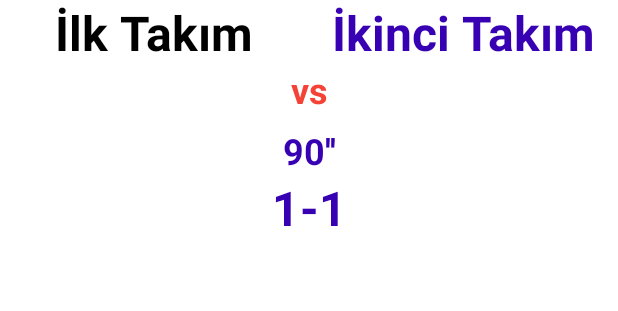
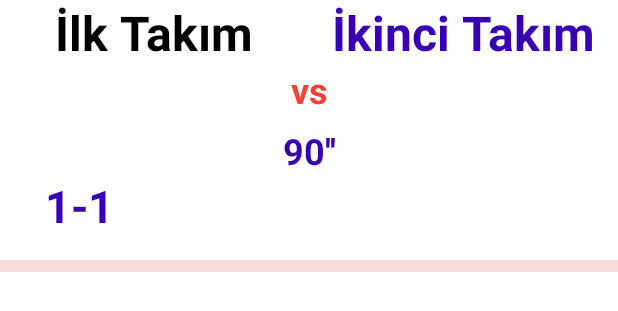
Before and after one commit to oguzhnkurtoglu/SoccerScorer, an Android app: the layout row_item_layout.xml on its own in the app's theme, with its tools: preview values and no code run, on a phone screen of 412 x 824 dp. Shown: the top 311 px of the screen. Run offline under Robolectric (Android 15) with nearby library versions, the phone set to English and light mode, and no system bars; network calls fail.

Commit message:
ilk veri geldi -sonunda veri cekıyorum hocam. trım atamadım scordakı margin detayı türk usulu

```diff
--- a/app/src/main/java/com/kurtoglu/soccerscorer/MainActivity.kt
+++ b/app/src/main/java/com/kurtoglu/soccerscorer/MainActivity.kt
@@ -17,8 +17,7 @@ import io.reactivex.schedulers.Schedulers
 import kotlinx.android.synthetic.main.activity_main.*
 
 private val SoccerAdapter = com.kurtoglu.soccerscorer.adapter.SoccerAdapter()
-private var eczaneNameList: ArrayList<String?> = arrayListOf()
-private var eczaneList: ArrayList<SoccerResponse.SoccerResponseItem> = arrayListOf()
+private var macList: ArrayList<SoccerResponse.SoccerResponseItem> = arrayListOf()
 private lateinit var binding: ActivityMainBinding
 private var SoccerAPIService = com.kurtoglu.soccerscorer.service.SoccerAPIService()
 
@@ -37,8 +36,19 @@ class MainActivity : AppCompatActivity() {
                 override fun onSuccess(takimlar: SoccerResponse) {
                     runOnUiThread {
                         SoccerAdapter.setSoccerData(takimlar)
+                        takimlar.forEach {
+
+                            macList.add(it)
+
+                        }
+                    }/*
+
+
+                        SoccerAdapter.setSoccerData(takimlar)
                         Log.i("response", takimlar.toString())
-                    }
+                        */
+
+
                 }
                 override fun onError(e: Throwable) {
                     e.printStackTrace()
--- a/app/src/main/res/layout/row_item_layout.xml
+++ b/app/src/main/res/layout/row_item_layout.xml
@@ -1,8 +1,9 @@
 <?xml version="1.0" encoding="utf-8"?>
 <androidx.constraintlayout.widget.ConstraintLayout xmlns:android="http://schemas.android.com/apk/res/android"
     xmlns:app="http://schemas.android.com/apk/res-auto"
+    xmlns:tools="http://schemas.android.com/tools"
     android:layout_width="match_parent"
-    android:layout_height="match_parent">
+    android:layout_height="wrap_content">
 
     <TextView
         android:id="@+id/tv_first_team"
@@ -11,7 +12,7 @@
         android:gravity="center"
         android:text="İlk Takım"
         android:textColor="@color/black"
-        android:textSize="32dp"
+        android:textSize="32sp"
         android:textStyle="bold"
         app:layout_constraintEnd_toStartOf="@id/tv_second_team"
         app:layout_constraintStart_toStartOf="parent"
@@ -24,24 +25,26 @@
         android:gravity="center"
         android:text="vs"
         android:textColor="#F44336"
-        android:textSize="24dp"
+        android:textSize="24sp"
+        android:textStyle="bold"
+        app:layout_constraintEnd_toEndOf="parent"
+        app:layout_constraintStart_toStartOf="parent"
+        app:layout_constraintTop_toBottomOf="@id/tv_first_team"
+        app:layout_constraintBottom_toTopOf="@id/time"/>
+
+    <TextView
+        android:id="@+id/time"
+        android:layout_width="match_parent"
+        android:layout_height="wrap_content"
+        android:layout_marginTop="8dp"
+        android:text="90''"
+        android:textAlignment="center"
+        android:textColor="@color/purple_700"
+        android:textSize="24sp"
         android:textStyle="bold"
         app:layout_constraintStart_toStartOf="parent"
-        app:layout_constraintEnd_toEndOf="parent"
-        app:layout_constraintTop_toBottomOf="@id/tv_first_team" />
-    <TextView
-        android:id="@+id/time"
-        android:layout_width="wrap_content"
-        android:layout_height="wrap_content"
-        android:gravity="center"
-        android:text="90''"
-        android:textColor="@color/purple_700"
-        android:textSize="24dp"
-        android:textStyle="bold"
-        app:layout_constraintEnd_toStartOf="@id/tv_second_team"
-        app:layout_constraintStart_toEndOf="@id/tv_first_team"
-        app:layout_constraintTop_toBottomOf="@id/vs"
-        android:layout_marginTop="8dp"/>
+        app:layout_constraintEnd_toStartOf="@id/tv_result"
+        app:layout_constraintTop_toBottomOf="@id/vs" />
 
     <TextView
         android:id="@+id/tv_second_team"
@@ -50,21 +53,34 @@
         android:gravity="center"
         android:text="İkinci Takım"
         android:textColor="@color/purple_700"
-        android:textSize="32dp"
+        android:textSize="32sp"
         android:textStyle="bold"
         app:layout_constraintEnd_toEndOf="parent"
+        app:layout_constraintTop_toTopOf="parent"
         app:layout_constraintStart_toEndOf="@id/tv_first_team"
-        app:layout_constraintTop_toTopOf="parent" />
+         />
+
     <TextView
         android:id="@+id/tv_result"
-        android:layout_width="wrap_content"
+        android:layout_width="match_parent"
         android:layout_height="wrap_content"
-        android:gravity="center"
         android:text="1-1"
+        android:layout_marginStart="30dp"
+        android:gravity="start"
         android:textColor="@color/purple_700"
-        android:textSize="32dp"
+        android:textSize="30sp"
         android:textStyle="bold"
-        app:layout_constraintEnd_toStartOf="@id/tv_second_team"
-        app:layout_constraintStart_toEndOf="@id/tv_first_team"
-        app:layout_constraintTop_toBottomOf="@id/time" />
+        app:layout_constraintEnd_toEndOf="parent"
+        app:layout_constraintStart_toStartOf="parent"
+        app:layout_constraintTop_toBottomOf="@id/time"
+        tools:ignore="RtlSymmetry" />
+    <View
+        android:id="@+id/row"
+        android:layout_width="0dp"
+        android:layout_height="8dp"
+        android:background="#23D60707"
+        app:layout_constraintEnd_toEndOf="parent"
+        app:layout_constraintStart_toStartOf="parent"
+        app:layout_constraintTop_toBottomOf="@id/tv_result"
+        android:layout_marginTop="16dp"/>
 </androidx.constraintlayout.widget.ConstraintLayout>
```
